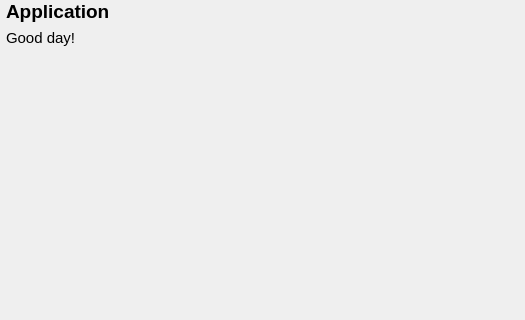
First picture: the form in NickvisionApplication/UI/Views/HomePage.ui, repository NickvisionApps/Application, before the edit; both pictures show x 0 to 525 and y 0 to 320 of the 525 by 471 pixel window.
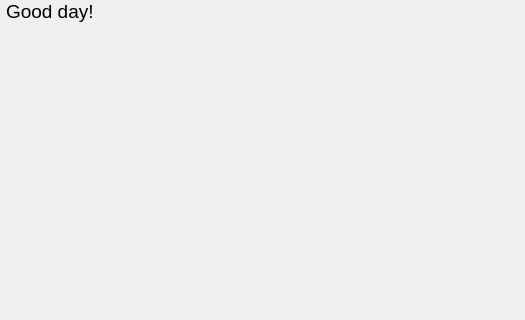
Second picture: the form after the edit.

Commit message: Remove AppName Label from Home Page

What changed in the file:
```diff
--- a/NickvisionApplication/UI/Views/HomePage.ui
+++ b/NickvisionApplication/UI/Views/HomePage.ui
@@ -25,24 +25,12 @@
    </property>
    <item>
     <layout class="QVBoxLayout" name="verticalLayout">
-     <item>
-      <widget class="QLabel" name="lblAppName">
-       <property name="font">
-        <font>
-         <pointsize>14</pointsize>
-         <bold>true</bold>
-        </font>
-       </property>
-       <property name="text">
-        <string>Application</string>
-       </property>
-      </widget>
-     </item>
      <item>
       <widget class="QLabel" name="lblWelcome">
        <property name="font">
         <font>
-         <pointsize>11</pointsize>
+         <pointsize>14</pointsize>
+         <bold>false</bold>
         </font>
        </property>
        <property name="frameShape">
```
The commit also changes 1 other file.
